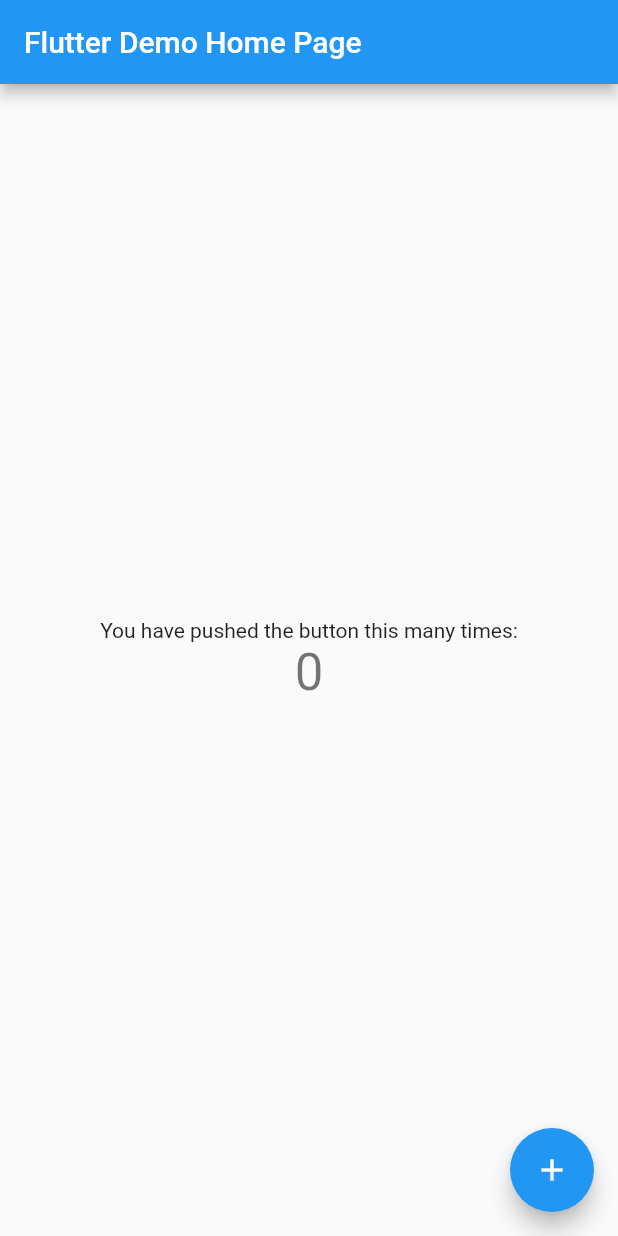
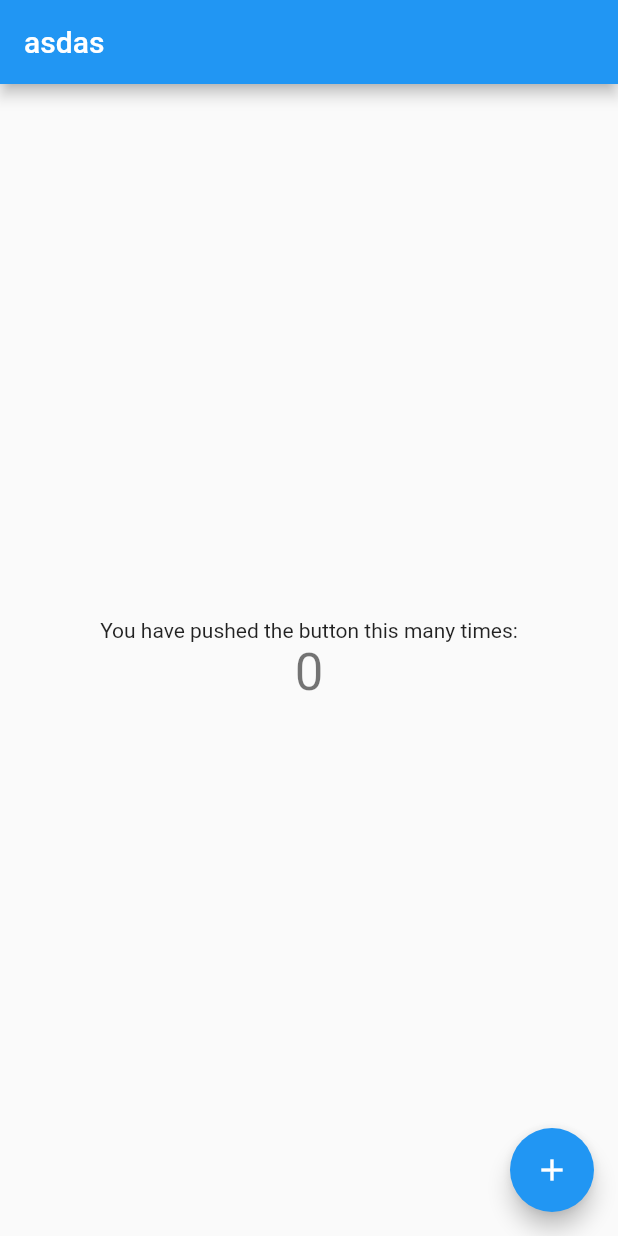
Before and after one commit to zarif785/shop_app, a Flutter app: the screen it shows after launch, on a phone screen of 412 x 824 dp. Run offline on Flutter 3.47's test engine with Material 2 defaults, Android fonts, the phone set to English and light mode, and no system bars.

Commit message:
Test Commit

```diff
--- a/lib/main.dart
+++ b/lib/main.dart
@@ -73,7 +73,7 @@ class _MyHomePageState extends State<MyHomePage> {
       appBar: AppBar(
         // Here we take the value from the MyHomePage object that was created by
         // the App.build method, and use it to set our appbar title.
-        title: Text(widget.title),
+        title: Text("asdas"),
       ),
       body: Center(
         // Center is a layout widget. It takes a single child and positions it
```
